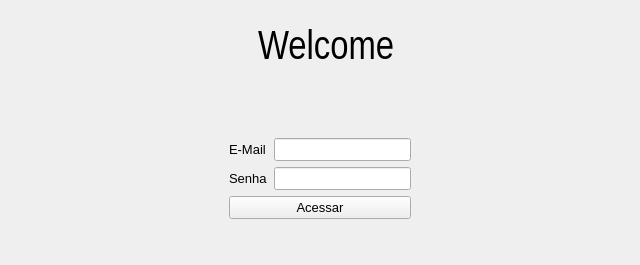
Qt form view/layout/Login.ui (Wth10/System-Programmer) before a commit.
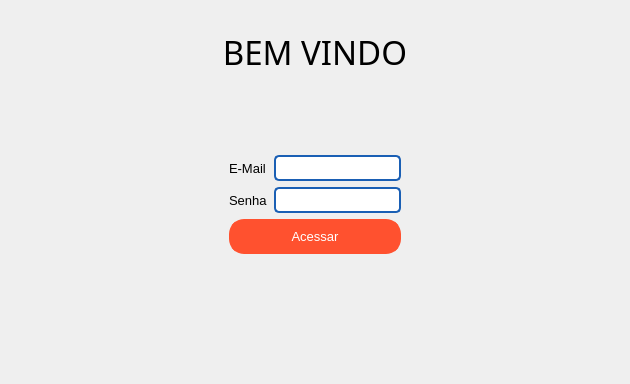
The same form after that commit. Icons and pictures are not drawn.

Diff of the .ui file:
```diff
--- a/view/layout/Login.ui
+++ b/view/layout/Login.ui
@@ -6,8 +6,8 @@
    <rect>
     <x>0</x>
     <y>0</y>
-    <width>640</width>
-    <height>265</height>
+    <width>630</width>
+    <height>384</height>
    </rect>
   </property>
   <property name="windowTitle">
@@ -23,19 +23,6 @@
       <enum>QFrame::Raised</enum>
      </property>
      <layout class="QHBoxLayout" name="horizontalLayout_3">
-      <item>
-       <spacer name="horizontalSpacer">
-        <property name="orientation">
-         <enum>Qt::Horizontal</enum>
-        </property>
-        <property name="sizeHint" stdset="0">
-         <size>
-          <width>40</width>
-          <height>20</height>
-         </size>
-        </property>
-       </spacer>
-      </item>
       <item>
        <widget class="QFrame" name="Title">
         <property name="frameShape">
@@ -45,85 +32,71 @@
          <enum>QFrame::Raised</enum>
         </property>
         <layout class="QHBoxLayout" name="horizontalLayout_2">
-         <item>
-          <widget class="QLabel" name="label">
-           <property name="maximumSize">
-            <size>
-             <width>50</width>
-             <height>50</height>
-            </size>
-           </property>
-           <property name="text">
-            <string/>
-           </property>
-           <property name="pixmap">
-            <pixmap>../../assets/icons/icons8-login-64.png</pixmap>
-           </property>
-           <property name="scaledContents">
-            <bool>true</bool>
-           </property>
-           <property name="alignment">
-            <set>Qt::AlignLeading|Qt::AlignLeft|Qt::AlignVCenter</set>
-           </property>
-           <property name="wordWrap">
-            <bool>false</bool>
-           </property>
-           <property name="openExternalLinks">
-            <bool>false</bool>
-           </property>
-          </widget>
-         </item>
          <item>
           <widget class="QLabel" name="label_2">
            <property name="font">
             <font>
-             <family>Arial Narrow</family>
-             <pointsize>30</pointsize>
+             <family>Bahnschrift Condensed</family>
+             <pointsize>25</pointsize>
              <weight>50</weight>
              <italic>false</italic>
              <bold>false</bold>
             </font>
            </property>
            <property name="text">
-            <string>Welcome</string>
+            <string>BEM VINDO</string>
+           </property>
+           <property name="alignment">
+            <set>Qt::AlignCenter</set>
            </property>
           </widget>
          </item>
         </layout>
        </widget>
       </item>
+     </layout>
+    </widget>
+   </item>
+   <item>
+    <widget class="QFrame" name="frame">
+     <property name="frameShape">
+      <enum>QFrame::NoFrame</enum>
+     </property>
+     <property name="frameShadow">
+      <enum>QFrame::Raised</enum>
+     </property>
+     <layout class="QHBoxLayout" name="horizontalLayout_5">
       <item>
-       <spacer name="horizontalSpacer_2">
-        <property name="orientation">
-         <enum>Qt::Horizontal</enum>
-        </property>
-        <property name="sizeHint" stdset="0">
+       <widget class="QLabel" name="label">
+        <property name="maximumSize">
          <size>
-          <width>40</width>
-          <height>20</height>
+          <width>100</width>
+          <height>100</height>
          </size>
         </property>
-       </spacer>
+        <property name="text">
+         <string/>
+        </property>
+        <property name="pixmap">
+         <pixmap>../../assets/icons/espeto.png</pixmap>
+        </property>
+        <property name="scaledContents">
+         <bool>true</bool>
+        </property>
+        <property name="alignment">
+         <set>Qt::AlignLeading|Qt::AlignLeft|Qt::AlignVCenter</set>
+        </property>
+        <property name="wordWrap">
+         <bool>false</bool>
+        </property>
+        <property name="openExternalLinks">
+         <bool>false</bool>
+        </property>
+       </widget>
       </item>
      </layout>
     </widget>
    </item>
-   <item>
-    <widget class="QLabel" name="AlertLogin">
-     <property name="font">
-      <font>
-       <family>Arial Black</family>
-       <pointsize>12</pointsize>
-      </font>
-     </property>
-     <property name="text">
-      <string/>
-     </property>
-     <property name="alignment">
-      <set>Qt::AlignCenter</set>
-     </property>
-    </widget>
-   </item>
    <item>
     <widget class="QFrame" name="Menu">
      <property name="frameShape">
@@ -165,9 +138,15 @@
              <property name="font">
               <font>
                <family>Arial</family>
-               <pointsize>10</pointsize>
+               <pointsize>8</pointsize>
               </font>
              </property>
+             <property name="styleSheet">
+              <string notr="true">border: 1.5px solid rgb(26, 95, 180);
+border-radius: 5px;
+padding: 3px;
+</string>
+             </property>
             </widget>
            </item>
            <item row="1" column="0">
@@ -188,9 +167,15 @@
              <property name="font">
               <font>
                <family>Arial</family>
-               <pointsize>10</pointsize>
+               <pointsize>8</pointsize>
               </font>
              </property>
+             <property name="styleSheet">
+              <string notr="true">border: 1.5px solid rgb(26, 95, 180);
+border-radius: 5px;
+padding: 3px;
+</string>
+             </property>
             </widget>
            </item>
            <item row="0" column="0">
@@ -218,6 +203,24 @@
                <pointsize>10</pointsize>
               </font>
              </property>
+             <property name="styleSheet">
+              <string notr="true">.QPushButton{
+	background-color: #FF512F;
+	color: rgb(255, 255, 255);
+	border: 5px solid#FF512F;
+	border-radius: 15px;
+	height: 25px;
+	width: 75px;
+}
+
+.QPushButton:hover{
+	background-color: #003973;
+	border: 2px;
+	color: white;
+}
+
+</string>
+             </property>
              <property name="text">
               <string>Acessar</string>
              </property>
```
